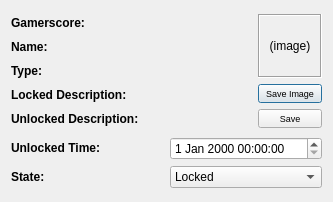
First picture: the form in XDBF/achievementviewer.ui, repository hetelek/XDBF-Manager, before the edit.
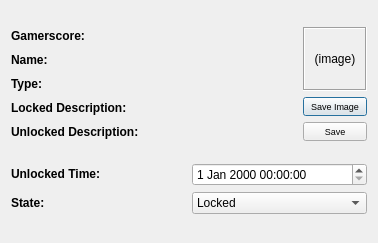
Second picture: the form after the edit.

Patch:
```diff
--- a/XDBF/achievementviewer.ui
+++ b/XDBF/achievementviewer.ui
@@ -6,8 +6,8 @@
    <rect>
     <x>0</x>
     <y>0</y>
-    <width>333</width>
-    <height>202</height>
+    <width>378</width>
+    <height>243</height>
    </rect>
   </property>
   <property name="windowTitle">
```
